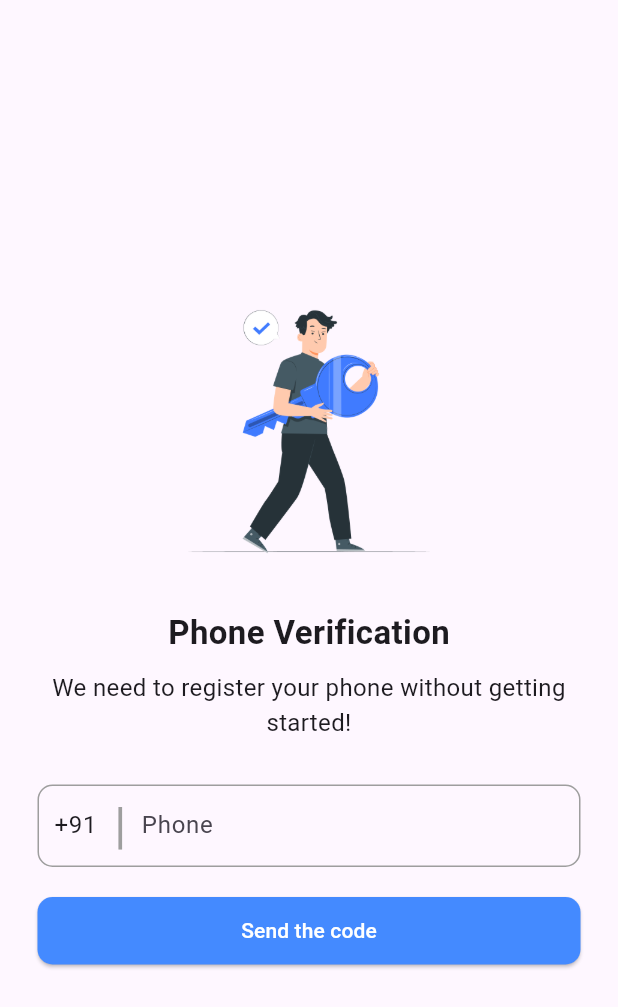
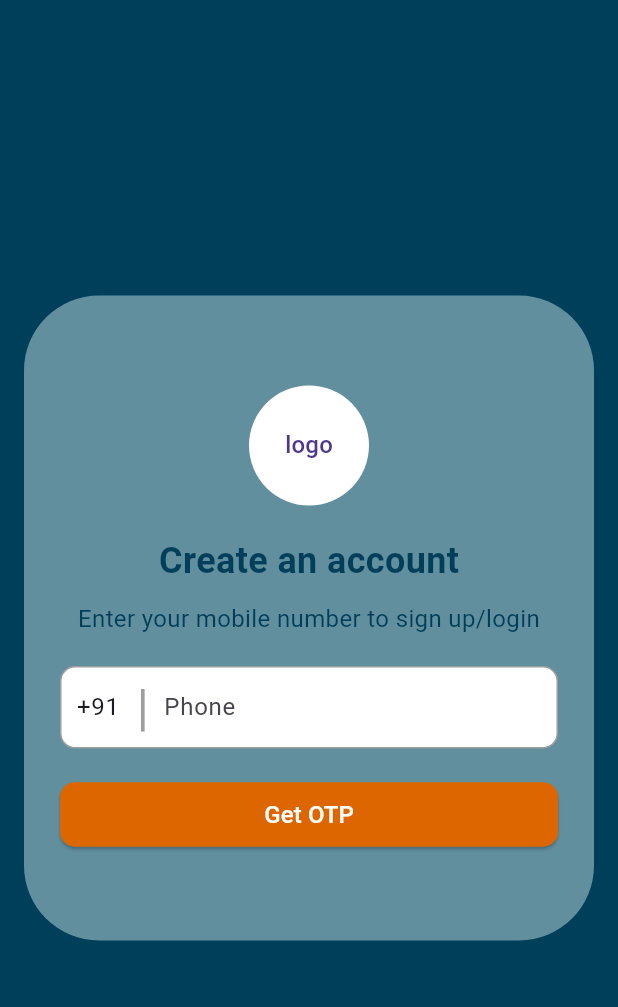
Before and after one commit to MentalHealthSoftware/Dev, a Flutter app: the screen it shows after launch, on a phone screen of 412 x 824 dp. Shown: the top 1007 px of the screen. Run offline on Flutter 3.47's test engine with Material 3 defaults, Android fonts, the phone set to English and light mode, and no system bars; our stand-ins replace pinput.

Commit message:
built login page and otp verification page ui

```diff
--- /dev/null
+++ b/lib/constants/color.dart
@@ -0,0 +1,12 @@
+import 'package:flutter/material.dart';
+import 'package:flutter/widgets.dart';
+class AppColor {
+  AppColor._();
+  static const Color darkBlue = Color.fromARGB(255,0, 63, 90);
+  static const Color darkGreen = Color.fromARGB(255,0, 122, 122);
+  static const Color skin = Color.fromARGB(255,235, 217, 200);
+  static const Color orange = Color.fromARGB(255,254, 161, 47);
+  static const Color darkOrange = Color.fromARGB(255,222, 102, 0);
+  static const Color opaqueBlue = Color.fromARGB(255,98, 143, 158);
+
+}
--- /dev/null
+++ b/lib/login_page.dart
@@ -0,0 +1,134 @@
+import 'package:flutter/material.dart';
+import 'package:mentalheathstartup/constants/color.dart';
+import 'package:mentalheathstartup/otp_screen.dart';
+
+  class LoginScreen extends StatefulWidget {
+  const LoginScreen({super.key});
+
+  @override
+  State<LoginScreen> createState() => _MyPhoneState();
+}
+
+class _MyPhoneState extends State<LoginScreen> {
+  TextEditingController countryController = TextEditingController();
+
+  @override
+  void initState() {
+    countryController.text = "+91";
+    super.initState();
+  }
+
+  @override
+  Widget build(BuildContext context) {
+    return Scaffold(
+      backgroundColor: AppColor.darkBlue, // Background color
+      body: Center(
+        child: Padding(
+          padding: const EdgeInsets.all(16.0),
+          child: Container(
+            padding: EdgeInsets.symmetric(horizontal: 24.0, vertical: 60),
+            decoration: BoxDecoration(
+              color: AppColor.opaqueBlue, // Container color
+              borderRadius: BorderRadius.circular(50),
+            ),
+            child: Column(
+              mainAxisSize: MainAxisSize.min,
+              children: [
+                CircleAvatar(
+                  radius: 40,
+                  backgroundColor: Colors.white,
+                  child: Text('logo'),
+                ),
+                SizedBox(height: 20),
+                Text(
+                  'Create an account',
+                  style: TextStyle(
+                    color: AppColor.darkBlue,
+                    fontSize: 24,
+                    fontWeight: FontWeight.bold,
+                  ),
+                ),
+                SizedBox(height: 10),
+                Text(
+                  'Enter your mobile number to sign up/login',
+                  textAlign: TextAlign.center,
+                  style: TextStyle(
+                    color: AppColor.darkBlue,
+                    fontSize: 16,
+                  ),
+                ),
+                SizedBox(height: 20),
+                Container(
+                  height: 55,
+                  decoration: BoxDecoration(
+                    color:Colors.white,
+                      border: Border.all(width: 1, color: Colors.grey),
+                      borderRadius: BorderRadius.circular(10)),
+                  child: Row(
+                    mainAxisAlignment: MainAxisAlignment.center,
+                    children: [
+                      const SizedBox(
+                        width: 10,
+                      ),
+                      SizedBox(
+                        width: 40,
+                        child: TextField(
+                          controller: countryController,
+                          keyboardType: TextInputType.number,
+                          decoration:const InputDecoration(
+                            border: InputBorder.none,
+                          ),
+                        ),
+                      ),
+                      const Text(
+                        "|",
+                        style: TextStyle(fontSize: 33, color: Colors.grey),
+                      ),
+                      const SizedBox(
+                        width: 10,
+                      ),
+                      const Expanded(
+                          child: TextField(
+                        keyboardType: TextInputType.phone,
+                        decoration: InputDecoration(
+                          border: InputBorder.none,
+                          hintText: "Phone",
+                        ),
+                      ))
+                    ],
+                  ),
+                ),
+
+                SizedBox(height: 20),
+                ElevatedButton(
+                  onPressed: () {
+                    // Handle OTP generation
+                   Navigator.push(
+  context,
+  MaterialPageRoute(builder: (context) => OTPScreen()),
+);
+
+                  },
+                  style: ElevatedButton.styleFrom(
+                    backgroundColor: AppColor.darkOrange,
+                    foregroundColor: Colors.white, // Button color
+                    shape: RoundedRectangleBorder(
+                      borderRadius: BorderRadius.circular(10),
+                    ),
+                    padding: EdgeInsets.symmetric(vertical: 10),
+                  ),
+                  child: Center(
+                    child: Text(
+                      'Get OTP',
+                      style: TextStyle(fontSize: 16),
+                    ),
+                  ),
+                ),
+              ],
+            ),
+          ),
+        ),
+      ),
+    );
+  }
+}
--- a/lib/main.dart
+++ b/lib/main.dart
@@ -2,16 +2,46 @@
 
 
 import 'package:flutter/material.dart';
+import 'package:mentalheathstartup/login_page.dart';
+import 'package:mentalheathstartup/otp_screen.dart';
 import 'package:mentalheathstartup/phone_screen.dart';
-import 'package:mentalheathstartup/verify_screen.dart';
+import 'package:mentalheathstartup/home_screen.dart';
 
-void main() {
-  runApp(MaterialApp(
-    initialRoute: 'phone',
-    debugShowCheckedModeBanner: false,
-    routes: {
-      'phone': (context) => MyPhone(),
-      'verify': (context) => MyVerify()
-    },
-  ));
+
+Future<void> main() async {
+  // Initialize Firebase
+  WidgetsFlutterBinding.ensureInitialized();
+  // await Firebase.initializeApp();
+  // Run your app
+  runApp(const MyApp());
 }
+// void main() {
+
+//   runApp(MaterialApp(
+//     initialRoute: 'phone',
+//     debugShowCheckedModeBanner: false,
+//     routes: {
+//       'phone': (context) => MyPhone(),
+//       'verify': (context) => MyVerify()
+//     },
+//   ));
+// }
+
+class MyApp extends StatelessWidget {
+  const MyApp({super.key});
+
+  // This widget is the root of your application.
+  @override
+  Widget build(BuildContext context) {
+    return MaterialApp(
+      debugShowCheckedModeBanner: false,
+      home: LoginScreen(),
+      routes: {
+        // '/home': (context) => HomeScreen(),
+        '/otp': (context) => OTPScreen(),
+
+      },
+    );
+  }
+}
+// Bef
```
Also changed, not shown: lib/otp_screen.dart (added, +175 -0 lines).
